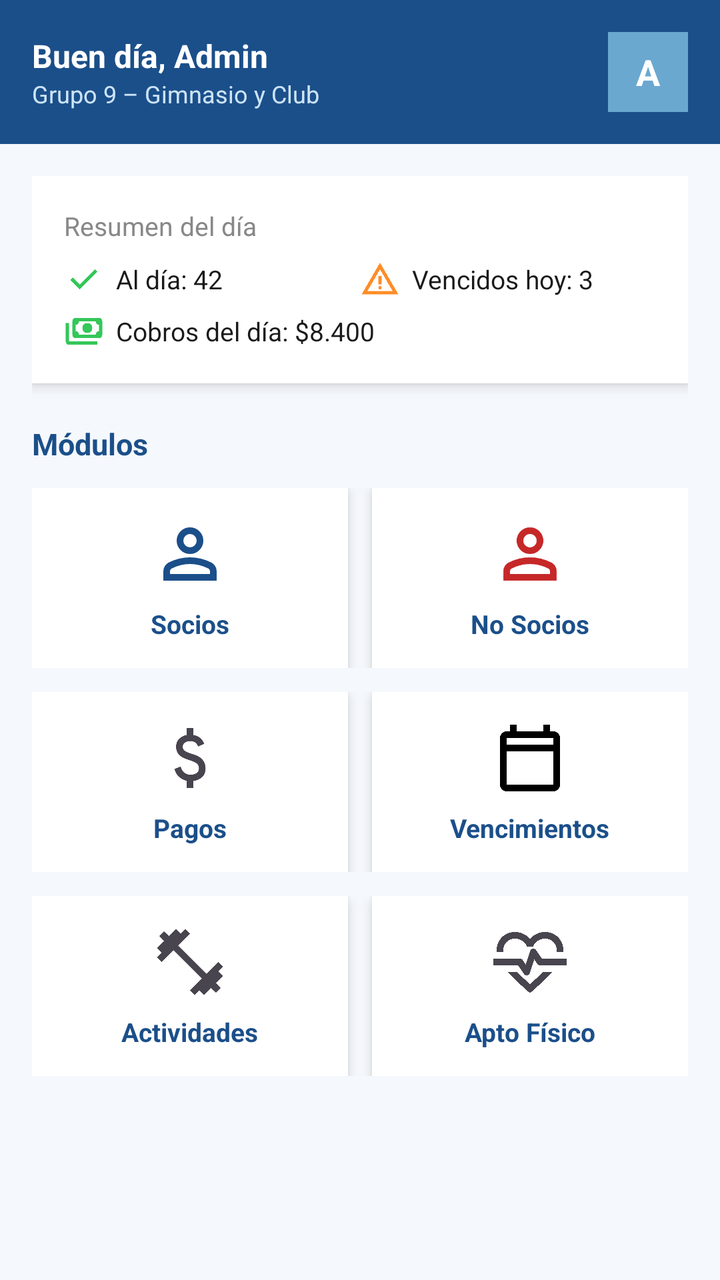
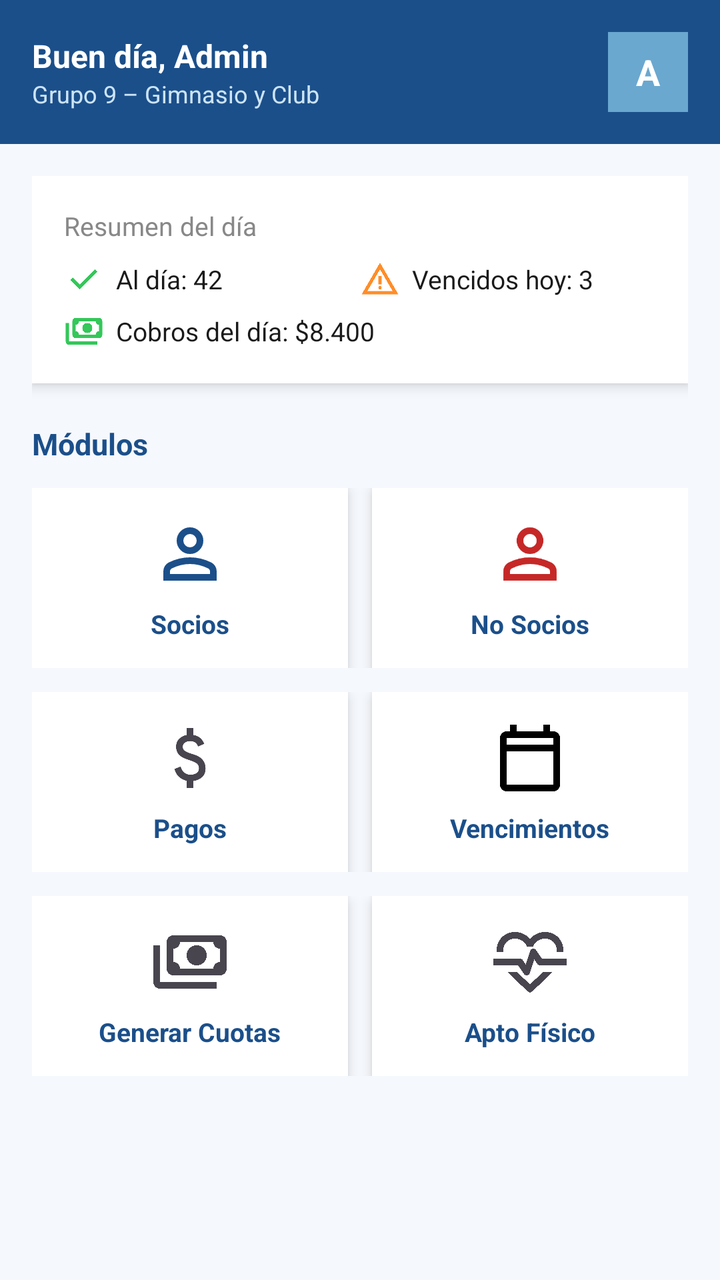

Before-and-after screenshots of an Android layout around one commit, followed by the original layout XML and the change that was made.
<!-- AndroidManifest.xml: application theme Theme.ClubDeportivo -->
<!-- res/layout/activity_dashboard_admin.xml -->
<?xml version="1.0" encoding="utf-8"?>
<LinearLayout
    xmlns:android="http://schemas.android.com/apk/res/android"
    xmlns:app="http://schemas.android.com/apk/res-auto"
    android:layout_width="match_parent"
    android:layout_height="match_parent"
    android:orientation="vertical"
    android:background="@color/colorBackground">

    
    <LinearLayout
        android:layout_width="match_parent"
        android:layout_height="72dp"
        android:orientation="horizontal"
        android:background="@color/colorPrimary"
        android:gravity="center_vertical"
        android:paddingStart="16dp"
        android:paddingEnd="16dp">

        <LinearLayout
            android:layout_width="0dp"
            android:layout_height="wrap_content"
            android:layout_weight="1"
            android:orientation="vertical">

            <TextView
                android:layout_width="wrap_content"
                android:layout_height="wrap_content"
                android:text="Buen día, Admin"
                android:textSize="16sp"
                android:textStyle="bold"
                android:textColor="@color/white" />

            <TextView
                android:layout_width="wrap_content"
                android:layout_height="wrap_content"
                android:text="Grupo 9 – Gimnasio y Club"
                android:textSize="12sp"
                android:textColor="@color/colorPrimaryLight" />

        </LinearLayout>

        
        <TextView
            android:layout_width="40dp"
            android:layout_height="40dp"
            android:text="A"
            android:textSize="18sp"
            android:textStyle="bold"
            android:textColor="@color/white"
            android:gravity="center"
            android:background="@color/colorSecondary" />

    </LinearLayout>

    
    <ScrollView
        android:layout_width="match_parent"
        android:layout_height="match_parent">

        <LinearLayout
            android:layout_width="match_parent"
            android:layout_height="wrap_content"
            android:orientation="vertical"
            android:padding="16dp">

            
            <LinearLayout
                android:layout_width="match_parent"
                android:layout_height="wrap_content"
                android:orientation="vertical"
                android:background="@color/white"
                android:padding="16dp"
                android:elevation="4dp"
                android:layout_marginBottom="20dp">

                <TextView
                    android:layout_width="wrap_content"
                    android:layout_height="wrap_content"
                    android:text="Resumen del día"
                    android:textSize="13sp"
                    android:textColor="@color/colorTextMuted"
                    android:layout_marginBottom="8dp" />

                <LinearLayout
                    android:layout_width="match_parent"
                    android:layout_height="wrap_content"
                    android:orientation="horizontal">

                    
                    <LinearLayout
                        android:layout_width="0dp"
                        android:layout_height="wrap_content"
                        android:layout_weight="1"
                        android:orientation="horizontal"
                        android:gravity="center_vertical">

                        <ImageView
                            android:layout_width="20dp"
                            android:layout_height="20dp"
                            android:src="@drawable/check"
                            android:layout_marginEnd="6dp"
                            app:tint="@color/colorSuccess"/>

                        <TextView
                            android:layout_width="wrap_content"
                            android:layout_height="wrap_content"
                            android:text="Al día: 42"
                            android:textSize="13sp"
                            android:textColor="@color/colorTextPrimary" />

                    </LinearLayout>

                    
                    <LinearLayout
                        android:layout_width="0dp"
                        android:layout_height="wrap_content"
                        android:layout_weight="1"
                        android:orientation="horizontal"
                        android:gravity="center_vertical">

                        <ImageView
                            android:layout_width="20dp"
                            android:layout_height="20dp"
                            android:src="@drawable/warning"
                            android:layout_marginEnd="6dp"
                            app:tint="@color/colorWarning"/>

                        <TextView
                            android:layout_width="wrap_content"
                            android:layout_height="wrap_content"
                            android:text="Vencidos hoy: 3"
                            android:textSize="13sp"
                            android:textColor="@color/colorTextPrimary"/>

                    </LinearLayout>

                </LinearLayout>

                
                <LinearLayout
                    android:layout_width="wrap_content"
                    android:layout_height="wrap_content"
                    android:orientation="horizontal"
                    android:gravity="center_vertical"
                    android:layout_marginTop="6dp">

                    <ImageView
                        android:layout_width="20dp"
                        android:layout_height="20dp"
                        android:src="@drawable/cash"
                        android:layout_marginEnd="6dp"
                        app:tint="@color/colorSuccess"/>

                    <TextView
                        android:layout_width="wrap_content"
                        android:layout_height="wrap_content"
                        android:text="Cobros del día: $8.400"
                        android:textSize="13sp"
                        android:textColor="@color/colorTextPrimary" />

                </LinearLayout>

            </LinearLayout>

            
            <TextView
                android:layout_width="wrap_content"
                android:layout_height="wrap_content"
                android:text="Módulos"
                android:textSize="15sp"
                android:textStyle="bold"
                android:textColor="@color/colorPrimary"
                android:layout_marginBottom="12dp" />

            
            <LinearLayout
                android:layout_width="match_parent"
                android:layout_height="wrap_content"
                android:orientation="horizontal"
                android:layout_marginBottom="12dp">

                <LinearLayout
                    android:id="@+id/cardSocios"
                    android:layout_width="0dp"
                    android:layout_height="90dp"
                    android:layout_weight="1"
                    android:orientation="vertical"
                    android:gravity="center"
                    android:background="@color/white"
                    android:elevation="4dp"
                    android:layout_marginEnd="6dp"
                    android:clickable="true"
                    android:focusable="true">

                    <ImageView
                        android:layout_width="40dp"
                        android:layout_height="40dp"
                        android:src="@drawable/socio"
                        app:tint="@color/colorPrimary" />

                    <TextView
                        android:layout_width="wrap_content"
                        android:layout_height="wrap_content"
                        android:text="Socios"
                        android:textSize="13sp"
                        android:textStyle="bold"
                        android:textColor="@color/colorPrimary"
                        android:layout_marginTop="6dp" />

                </LinearLayout>

                <LinearLayout
                    android:id="@+id/cardNoSocios"
                    android:layout_width="0dp"
                    android:layout_height="90dp"
                    android:layout_weight="1"
                    android:orientation="vertical"
                    android:gravity="center"
                    android:background="@color/white"
                    android:elevation="4dp"
                    android:layout_marginStart="6dp"
                    android:clickable="true"
                    android:focusable="true">

                    <ImageView
                        android:layout_width="40dp"
                        android:layout_height="40dp"
                        android:src="@drawable/socio"
                        app:tint="@color/colorError" />

                    <TextView
                        android:layout_width="wrap_content"
                        android:layout_height="wrap_content"
                        android:text="No Socios"
                        android:textSize="13sp"
                        android:textStyle="bold"
                        android:textColor="@color/colorPrimary"
                        android:layout_marginTop="6dp" />

                </LinearLayout>

            </LinearLayout>

            
            <LinearLayout
                android:layout_width="match_parent"
                android:layout_height="wrap_content"
                android:orientation="horizontal"
                android:layout_marginBottom="12dp">

                <LinearLayout
                    android:id="@+id/cardPagos"
                    android:layout_width="0dp"
                    android:layout_height="90dp"
                    android:layout_weight="1"
                    android:orientation="vertical"
                    android:gravity="center"
                    android:background="@color/white"
                    android:elevation="4dp"
                    android:layout_marginEnd="6dp"
                    android:clickable="true"
                    android:focusable="true">

                    <ImageView
                        android:layout_width="40dp"
                        android:layout_height="40dp"
                        android:src="@drawable/money" />

                    <TextView
                        android:layout_width="wrap_content"
                        android:layout_height="wrap_content"
                        android:text="Pagos"
                        android:textSize="13sp"
                        android:textStyle="bold"
                        android:textColor="@color/colorPrimary"
                        android:layout_marginTop="6dp" />

                </LinearLayout>

                <LinearLayout
                    android:id="@+id/cardVencimientos"
                    android:layout_width="0dp"
                    android:layout_height="90dp"
                    android:layout_weight="1"
                    android:orientation="vertical"
                    android:gravity="center"
                    android:background="@color/white"
                    android:elevation="4dp"
                    android:layout_marginStart="6dp"
                    android:clickable="true"
                    android:focusable="true">

                    
                    <ImageView
                        android:layout_width="40dp"
                        android:layout_height="40dp"
                        android:src="@drawable/calendar"
                        app:tint="@color/black" />

                    <TextView
                        android:layout_width="wrap_content"
                        android:layout_height="wrap_content"
                        android:text="Vencimientos"
                        android:textSize="13sp"
                        android:textStyle="bold"
                        android:textColor="@color/colorPrimary"
                        android:layout_marginTop="6dp" />

                </LinearLayout>

            </LinearLayout>

            
            <LinearLayout
                android:layout_width="match_parent"
                android:layout_height="wrap_content"
                android:orientation="horizontal">

                <LinearLayout
                    android:id="@+id/cardActividades"
                    android:layout_width="0dp"
                    android:layout_height="90dp"
                    android:layout_weight="1"
                    android:orientation="vertical"
                    android:gravity="center"
                    android:background="@color/white"
                    android:elevation="4dp"
                    android:layout_marginEnd="6dp"
                    android:clickable="true"
                    android:focusable="true">

                    <ImageView
                        android:layout_width="40dp"
                        android:layout_height="40dp"
                        android:src="@drawable/fitness" />

                    <TextView
                        android:layout_width="wrap_content"
                        android:layout_height="wrap_content"
                        android:text="Actividades"
                        android:textSize="13sp"
                        android:textStyle="bold"
                        android:textColor="@color/colorPrimary"
                        android:layout_marginTop="6dp" />

                </LinearLayout>

                <LinearLayout
                    android:id="@+id/cardAptoFisico"
                    android:layout_width="0dp"
                    android:layout_height="90dp"
                    android:layout_weight="1"
                    android:orientation="vertical"
                    android:gravity="center"
                    android:background="@color/white"
                    android:elevation="4dp"
                    android:layout_marginStart="6dp"
                    android:clickable="true"
                    android:focusable="true">

                    <ImageView
                        android:layout_width="40dp"
                        android:layout_height="40dp"
                        android:src="@drawable/cardiology" />

                    <TextView
                        android:layout_width="wrap_content"
                        android:layout_height="wrap_content"
                        android:text="Apto Físico"
                        android:textSize="13sp"
                        android:textStyle="bold"
                        android:textColor="@color/colorPrimary"
                        android:layout_marginTop="6dp" />

                </LinearLayout>

            </LinearLayout>

        </LinearLayout>

    </ScrollView>

</LinearLayout>
<!-- resources referenced by this layout -->
<resources>
  <color name="black">#FF000000</color>
  <color name="colorBackground">#F5F8FC</color>
  <color name="colorError">#C62828</color>
  <color name="colorPrimary">#1B4F8A</color>
  <color name="colorPrimaryLight">#CCE4F7</color>
  <color name="colorSecondary">#6AA8D0</color>
  <color name="colorSuccess">#34C759</color>
  <color name="colorTextMuted">#888888</color>
  <color name="colorTextPrimary">#1A1A1A</color>
  <color name="colorWarning">#FF8D28</color>
  <color name="white">#FFFFFFFF</color>
  <!-- drawable check (drawable) -->
  <vector xmlns:android="http://schemas.android.com/apk/res/android"
      android:width="24dp"
      android:height="24dp"
      android:viewportWidth="960"
      android:viewportHeight="960"
      android:tint="?attr/colorControlNormal">
    <path
        android:fillColor="@android:color/white"
        android:pathData="M382,720L154,492L211,435L382,606L749,239L806,296L382,720Z"/>
  </vector>
  <!-- drawable fitness (drawable) -->
  <vector xmlns:android="http://schemas.android.com/apk/res/android"
      android:width="24dp"
      android:height="24dp"
      android:viewportWidth="960"
      android:viewportHeight="960"
      android:tint="?attr/colorControlNormal">
    <path
        android:fillColor="@android:color/white"
        android:pathData="M536,876L480,820L622,678L282,338L140,480L84,424L140,366L84,310L168,226L112,168L168,112L226,168L310,84L366,140L424,84L480,140L338,282L678,622L820,480L876,536L820,594L876,650L792,734L848,792L792,848L734,792L650,876L594,820L536,876Z"/>
  </vector>
  <!-- drawable money (drawable) -->
  <vector xmlns:android="http://schemas.android.com/apk/res/android"
      android:width="24dp"
      android:height="24dp"
      android:viewportWidth="960"
      android:viewportHeight="960"
      android:tint="?attr/colorControlNormal">
    <path
        android:fillColor="@android:color/white"
        android:pathData="M441,840L441,754Q388,742 349.5,708Q311,674 293,612L367,582Q382,630 411.5,655Q441,680 489,680Q530,680 558.5,661.5Q587,643 587,604Q587,569 565,548.5Q543,528 463,502Q377,475 345,437.5Q313,400 313,346Q313,281 355,245Q397,209 441,204L441,120L521,120L521,204Q571,212 603.5,240.5Q636,269 651,310L577,342Q565,310 543,294Q521,278 483,278Q439,278 416,297.5Q393,317 393,346Q393,379 423,398Q453,417 527,438Q596,458 631.5,501.5Q667,545 667,602Q667,673 625,710Q583,747 521,756L521,840L441,840Z"/>
  </vector>
  <!-- drawable warning (drawable) -->
  <vector xmlns:android="http://schemas.android.com/apk/res/android"
      android:width="24dp"
      android:height="24dp"
      android:viewportWidth="960"
      android:viewportHeight="960"
      android:tint="?attr/colorControlNormal">
    <path
        android:fillColor="@android:color/white"
        android:pathData="M40,840L480,80L920,840L40,840ZM178,760L782,760L480,240L178,760ZM508.5,708.5Q520,697 520,680Q520,663 508.5,651.5Q497,640 480,640Q463,640 451.5,651.5Q440,663 440,680Q440,697 451.5,708.5Q463,720 480,720Q497,720 508.5,708.5ZM440,600L520,600L520,400L440,400L440,600ZM480,500L480,500L480,500Z"/>
  </vector>
  <style name="Theme.ClubDeportivo" parent="Base.Theme.ClubDeportivo" />
  <style name="Base.Theme.ClubDeportivo" parent="Theme.Material3.DayNight.NoActionBar">
          
          
      </style>
  <!-- unchanged entries left out for length: 4 -->
</resources>

<!-- the commit's change to res/layout/activity_dashboard_admin.xml (unified diff, before → after) -->
@@ -333,12 +333,12 @@
                     <ImageView
                         android:layout_width="40dp"
                         android:layout_height="40dp"
-                        android:src="@drawable/fitness" />
-
-                    <TextView
-                        android:layout_width="wrap_content"
-                        android:layout_height="wrap_content"
-                        android:text="Actividades"
+                        android:src="@drawable/cash" />
+
+                    <TextView
+                        android:layout_width="wrap_content"
+                        android:layout_height="wrap_content"
+                        android:text="Generar Cuotas"
                         android:textSize="13sp"
                         android:textStyle="bold"
                         android:textColor="@color/colorPrimary"
<!-- resource entries referenced after the edit -->
@@ -21,17 +21,6 @@
     <path
         android:fillColor="@android:color/white"
         android:pathData="M382,720L154,492L211,435L382,606L749,239L806,296L382,720Z"/>
-  </vector>
-  <!-- drawable fitness (drawable) -->
-  <vector xmlns:android="http://schemas.android.com/apk/res/android"
-      android:width="24dp"
-      android:height="24dp"
-      android:viewportWidth="960"
-      android:viewportHeight="960"
-      android:tint="?attr/colorControlNormal">
-    <path
-        android:fillColor="@android:color/white"
-        android:pathData="M536,876L480,820L622,678L282,338L140,480L84,424L140,366L84,310L168,226L112,168L168,112L226,168L310,84L366,140L424,84L480,140L338,282L678,622L820,480L876,536L820,594L876,650L792,734L848,792L792,848L734,792L650,876L594,820L536,876Z"/>
   </vector>
   <!-- drawable money (drawable) -->
   <vector xmlns:android="http://schemas.android.com/apk/res/android"
